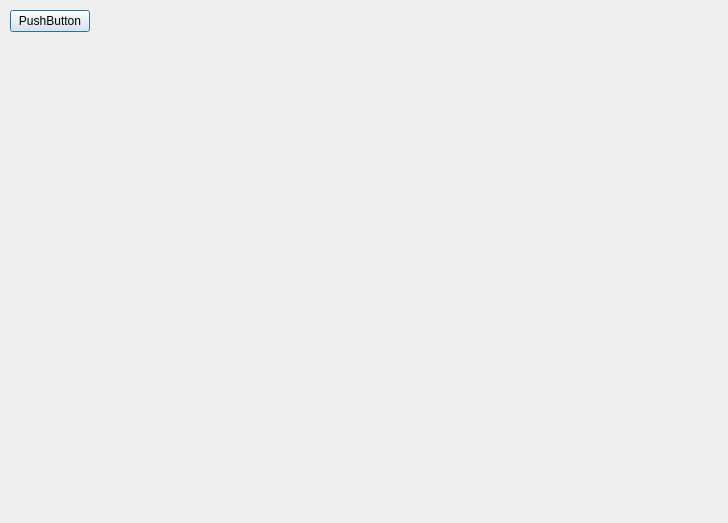
The window that battletable.ui (KelHeor23/SMB_Tournament) describes before a commit, drawn with Qt 5.
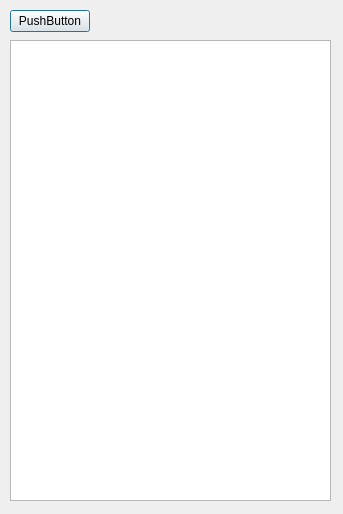
The same window after the commit.

Commit message: Отображение таблицы боев

```diff
--- a/battletable.ui
+++ b/battletable.ui
@@ -6,8 +6,8 @@
    <rect>
     <x>0</x>
     <y>0</y>
-    <width>728</width>
-    <height>523</height>
+    <width>343</width>
+    <height>514</height>
    </rect>
   </property>
   <property name="windowTitle">
@@ -26,6 +26,22 @@
     <string>PushButton</string>
    </property>
   </widget>
+  <widget class="QTableView" name="tableBattles">
+   <property name="geometry">
+    <rect>
+     <x>10</x>
+     <y>40</y>
+     <width>321</width>
+     <height>461</height>
+    </rect>
+   </property>
+   <property name="selectionMode">
+    <enum>QAbstractItemView::SingleSelection</enum>
+   </property>
+   <property name="selectionBehavior">
+    <enum>QAbstractItemView::SelectRows</enum>
+   </property>
+  </widget>
  </widget>
  <resources/>
  <connections/>
```
The commit also changes 2 other files.
